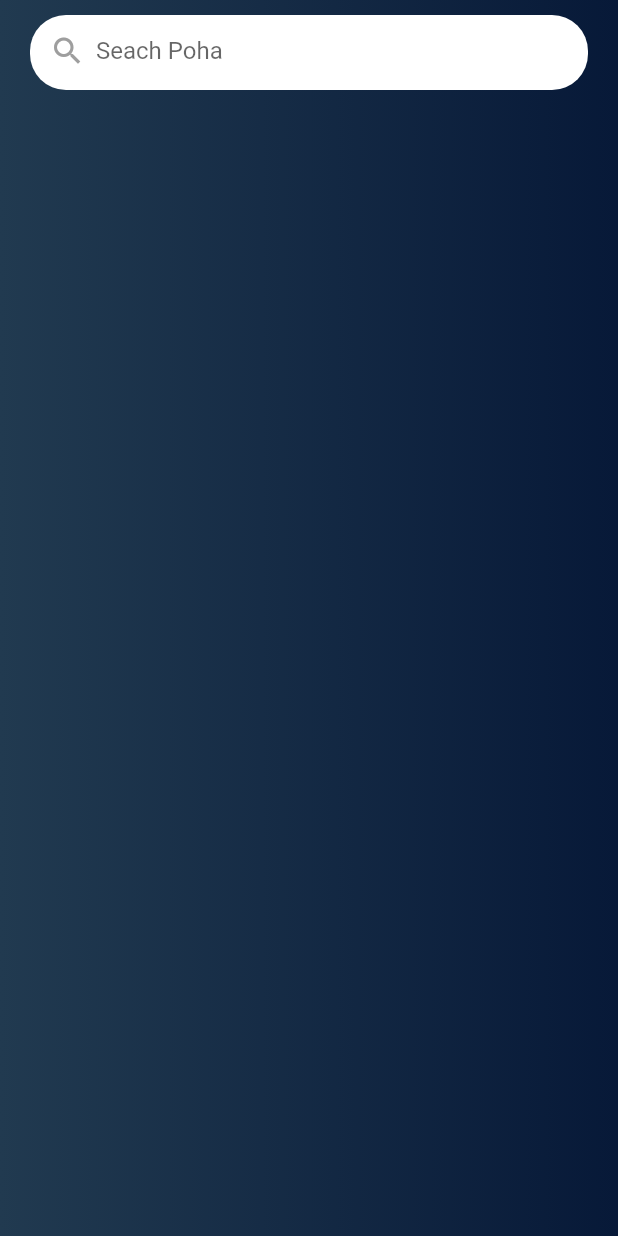
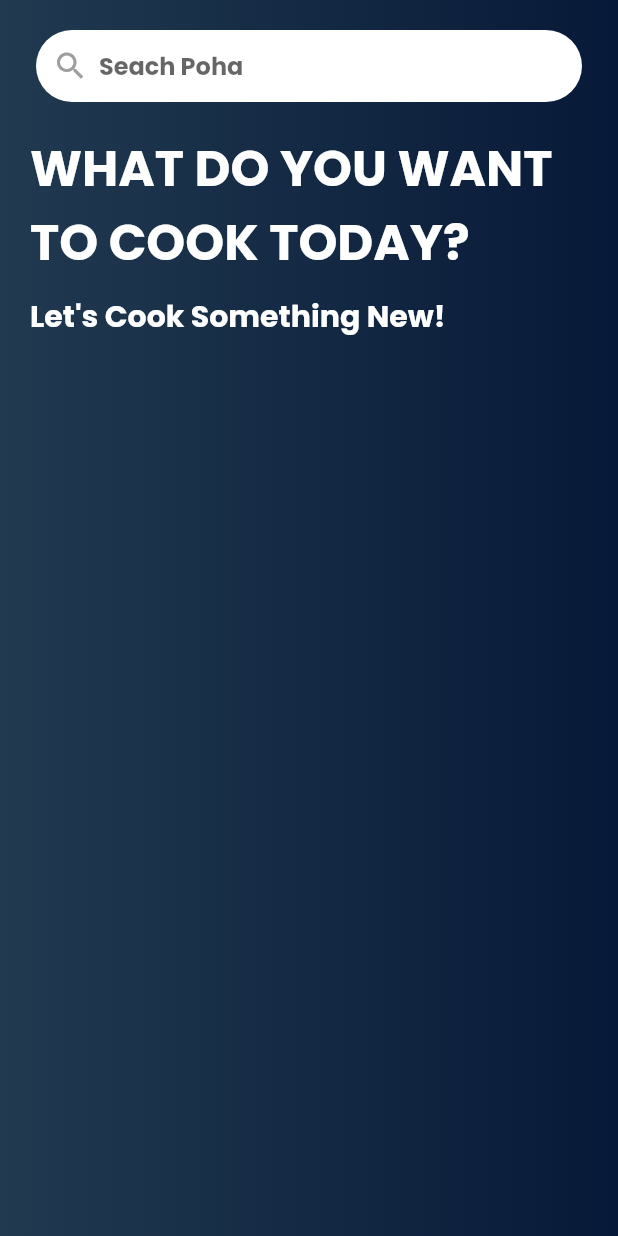
Before and after one commit to voltzylex/Food-Recepie, a Flutter app: the screen it shows after launch, after a tap on the "search" icon, on a phone screen of 412 x 824 dp. Run offline on Flutter 3.47's test engine with Material 2 defaults, Android fonts, the light colour scheme and no system bars.

Commit message:
Seach bar and Font Family

```diff
--- a/lib/home.dart
+++ b/lib/home.dart
@@ -11,6 +11,7 @@ class Home extends StatefulWidget {
 }
 
 class _HomeState extends State<Home> {
+  TextEditingController searchController = new TextEditingController();
   @override
   Widget build(BuildContext context) {
     var dish_name = ["Poha", "Ras Gulla", "Dhokla", "Wada Paw", "Manchuriyan"];
@@ -32,22 +33,30 @@ class _HomeState extends State<Home> {
 
           // Search Bar Code 🔎🔎🔎
 
+          Column(
+            children: [
               SafeArea(
                 child: Container(
-              padding: EdgeInsets.symmetric(horizontal: 10),
-              margin: EdgeInsets.symmetric(vertical: 10, horizontal: 20),
+                  padding: EdgeInsets.symmetric(horizontal: 8),
+                  margin: EdgeInsets.symmetric(horizontal: 24, vertical: 20),
                   // color: Colors.white,
-              height: 50,
-              width: MediaQuery.of(context).size.width,
+
                   decoration: BoxDecoration(
-                  color: Colors.white, borderRadius: BorderRadius.circular(24)),
-              child: Column(
+                      color: Colors.white,
+                      borderRadius: BorderRadius.circular(24)),
+                  child: Row(
                     children: <Widget>[
-                  Row(
-                    children: [
                       GestureDetector(
                         onTap: () {
-                            print("Search Me");
+                          if ((searchController.text).replaceAll(" ", "") ==
+                              "") {
+                            print("Blank search");
+                          } else {
+                            Navigator.pushReplacementNamed(context, "/loading",
+                                arguments: {
+                                  "searchText": searchController.text,
+                                });
+                          }
                         },
                         child: Container(
                           child: Icon(
@@ -55,9 +64,11 @@ class _HomeState extends State<Home> {
                             color: Colors.grey,
                           ),
                           margin: EdgeInsets.fromLTRB(3, 0, 7, 0),
-                          )),
+                        ),
+                      ),
                       Expanded(
                         child: TextField(
+                          controller: searchController,
                           decoration: InputDecoration(
                               hintText: 'Seach $dish',
                               border: InputBorder.none),
@@ -66,10 +77,29 @@ class _HomeState extends State<Home> {
                       ),
                     ],
                   ),
+                ),
+                // Search Bar Ended 🔍🔍🔍
+              ),
+              Container(
+                padding: EdgeInsets.symmetric(horizontal: 20),
+                child: Column(
+                  crossAxisAlignment: CrossAxisAlignment.start,
+                  children: [
+                    Text(
+                      "WHAT DO YOU WANT TO COOK TODAY?",
+                      style: TextStyle(fontSize: 33, color: Colors.white),
+                    ),
+                    SizedBox(
+                      height: 10,
+                    ),
+                    Text(
+                      "Let's Cook Something New!",
+                      style: TextStyle(fontSize: 20, color: Colors.white),
+                    )
                   ],
                 ),
               ),
-            // Search Bar Ended 🔍🔍🔍
+            ],
           ),
         ],
       ),
--- a/lib/main.dart
+++ b/lib/main.dart
@@ -12,17 +12,9 @@ class MyApp extends StatelessWidget {
   @override
   Widget build(BuildContext context) {
     return MaterialApp(
-      title: 'Flutter Demo',
+      title: 'FOOD Recepie',
       theme: ThemeData(
-        // This is the theme of your application.
-        //
-        // Try running your application with "flutter run". You'll see the
-        // application has a blue toolbar. Then, without quitting the app, try
-        // changing the primarySwatch below to Colors.green and then invoke
-        // "hot reload" (press "r" in the console where you ran "flutter run",
-        // or simply save your changes to "hot reload" in a Flutter IDE).
-        // Notice that the counter didn't reset back to zero; the application
-        // is not restarted.
+        fontFamily: "Poppins",
         primarySwatch: Colors.blue,
       ),
       home: const Home(),
```
Also changed, not shown: pubspec.yaml (+4 -4 lines), fonts/Poppins-Bold.ttf (added). Lines whose indentation alone changed are shown as unchanged.
